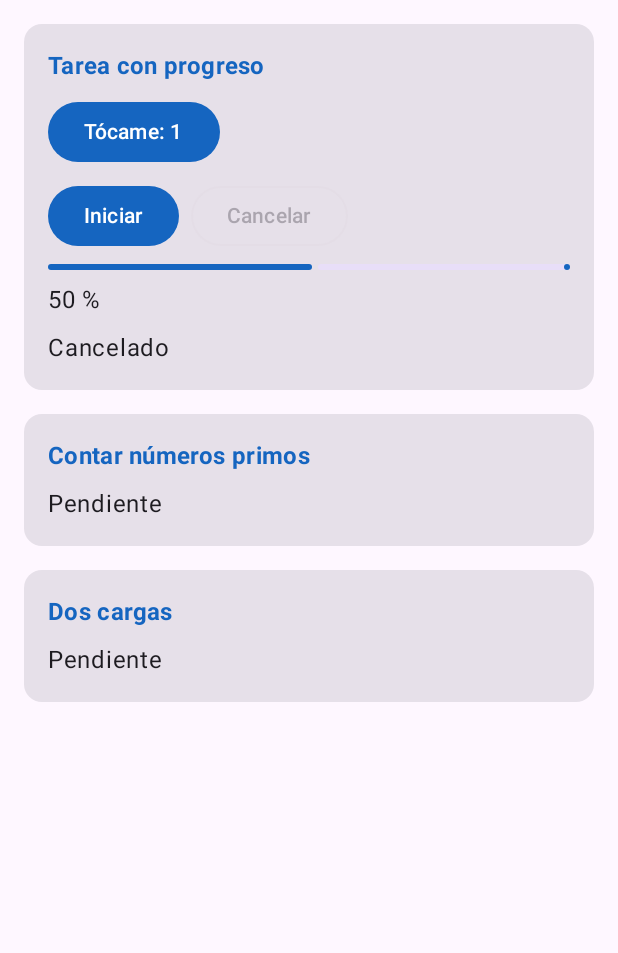
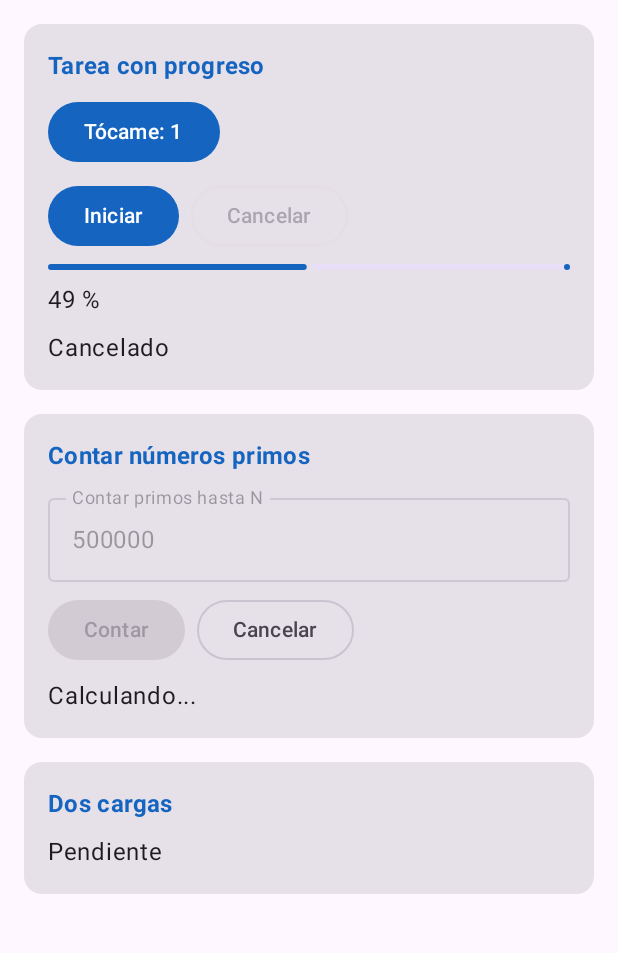
Before and after one commit to luiscucho-oss/CentroTareas-Cucho, an Android app built with Jetpack Compose: the screen it shows after launch (MainActivity), after a tap on an icon or button, on a phone screen of 412 x 824 dp, the part 96-1049 px from its top. Run offline under Robolectric (Android 15) with nearby library versions, the phone set to English and light mode, and no system bars; 3 other taps on this screen came first.

Commit message:
feat(primos): cuenta primos en Dispatchers.Default con cancelacion

```diff
--- a/app/src/main/java/com/tecsup/centrotareas/data/TareasRepositoryLocal.kt
+++ b/app/src/main/java/com/tecsup/centrotareas/data/TareasRepositoryLocal.kt
@@ -1,6 +1,9 @@
 package com.tecsup.centrotareas.data
 
+import kotlinx.coroutines.Dispatchers
 import kotlinx.coroutines.delay
+import kotlinx.coroutines.ensureActive
+import kotlinx.coroutines.withContext
 import java.io.IOException
 
 class TareasRepositoryLocal : TareasRepository {
@@ -16,8 +19,24 @@ class TareasRepositoryLocal : TareasRepository {
         return listOf("Pedido 101", "Pedido 102", "Pedido 103")
     }
 
-    override suspend fun contarPrimos(hasta: Int): Int {
-        // TODO Paso 5
-        return 0
+    // Paso 5: cálculo pesado en Dispatchers.Default (hilos pensados para CPU)
+    override suspend fun contarPrimos(hasta: Int): Int = withContext(Dispatchers.Default) {
+        var cantidad = 0
+        for (n in 2..hasta) {
+            ensureActive() // si cancelaron el Job, se detiene aquí
+            if (esPrimo(n)) cantidad++
+        }
+        cantidad
+    }
+
+    private fun esPrimo(n: Int): Boolean {
+        if (n < 2) return false
+        var d = 2
+        // d * d <= n en Long para evitar desbordes cerca de Int.MAX_VALUE
+        while (d.toLong() * d <= n) {
+            if (n % d == 0) return false
+            d++
+        }
+        return true
     }
 }
--- a/app/src/main/java/com/tecsup/centrotareas/ui/PantallaTareas.kt
+++ b/app/src/main/java/com/tecsup/centrotareas/ui/PantallaTareas.kt
@@ -1,5 +1,6 @@
 package com.tecsup.centrotareas.ui
 
+import androidx.compose.foundation.background
 import androidx.compose.foundation.layout.Arrangement
 import androidx.compose.foundation.layout.Column
 import androidx.compose.foundation.layout.ColumnScope
@@ -7,6 +8,8 @@ import androidx.compose.foundation.layout.fillMaxSize
 import androidx.compose.foundation.layout.fillMaxWidth
 import androidx.compose.foundation.layout.padding
 import androidx.compose.foundation.rememberScrollState
+import androidx.compose.foundation.shape.RoundedCornerShape
+import androidx.compose.foundation.text.KeyboardOptions
 import androidx.compose.foundation.verticalScroll
 import androidx.compose.foundation.layout.Row
 import androidx.compose.material3.Button
@@ -15,6 +18,7 @@ import androidx.compose.material3.ExperimentalMaterial3Api
 import androidx.compose.material3.LinearProgressIndicator
 import androidx.compose.material3.MaterialTheme
 import androidx.compose.material3.OutlinedButton
+import androidx.compose.material3.OutlinedTextField
 import androidx.compose.material3.Scaffold
 import androidx.compose.material3.Text
 import androidx.compose.material3.TopAppBar
@@ -22,12 +26,18 @@ import androidx.compose.material3.TopAppBarDefaults
 import androidx.compose.runtime.Composable
 import androidx.compose.runtime.getValue
 import androidx.compose.runtime.mutableIntStateOf
+import androidx.compose.runtime.mutableStateOf
 import androidx.compose.runtime.saveable.rememberSaveable
 import androidx.compose.runtime.setValue
 import androidx.lifecycle.compose.collectAsStateWithLifecycle
 import androidx.compose.ui.Modifier
+import androidx.compose.ui.graphics.Color
+import androidx.compose.ui.text.input.KeyboardType
 import androidx.compose.ui.text.font.FontWeight
 import androidx.compose.ui.unit.dp
+import com.tecsup.centrotareas.model.PrimosUi
+import com.tecsup.centrotareas.ui.theme.Verde
+import com.tecsup.centrotareas.ui.theme.VerdeClaro
 import com.tecsup.centrotareas.viewmodel.TareasViewModel
 
 @OptIn(ExperimentalMaterial3Api::class)
@@ -38,6 +48,8 @@ fun PantallaTareas(vm: TareasViewModel) {
     val corriendo by vm.corriendo.collectAsStateWithLifecycle()
     // Prueba de vida: si deja de sumar, la pantalla está congelada
     var toques by rememberSaveable { mutableIntStateOf(0) }
+    val primos by vm.primos.collectAsStateWithLifecycle()
+    var textoN by rememberSaveable { mutableStateOf("$N_POR_DEFECTO") }
 
     Scaffold(
         topBar = {
@@ -76,8 +88,37 @@ fun PantallaTareas(vm: TareasViewModel) {
                 Text(mensaje, style = MaterialTheme.typography.bodyLarge)
             }
             Tarjeta("Contar números primos") {
-                // TODO Paso 5: campo numérico, Contar, Cancelar y resultado
-                Text("Pendiente")
+                val calculando = primos is PrimosUi.Calculando
+                // Se ignoran textos no numéricos o menores que 2
+                val n = textoN.toIntOrNull()?.takeIf { it >= 2 }
+                OutlinedTextField(
+                    value = textoN,
+                    onValueChange = { textoN = it.filter(Char::isDigit).take(9) },
+                    label = { Text("Contar primos hasta N") },
+                    singleLine = true,
+                    enabled = !calculando,
+                    keyboardOptions = KeyboardOptions(keyboardType = KeyboardType.Number),
+                    modifier = Modifier.fillMaxWidth()
+                )
+                Row(horizontalArrangement = Arrangement.spacedBy(8.dp)) {
+                    Button(
+                        onClick = { n?.let(vm::contar) },
+                        enabled = !calculando && n != null
+                    ) { Text("Contar") }
+                    OutlinedButton(onClick = { vm.cancelarPrimos() }, enabled = calculando) {
+                        Text("Cancelar")
+                    }
+                }
+                when (val p = primos) {
+                    PrimosUi.Inicial -> Text("Escribe N y pulsa Contar")
+                    PrimosUi.Calculando -> Text("Calculando...")
+                    PrimosUi.Cancelado -> Text("Cancelado")
+                    is PrimosUi.Listo -> Recuadro(
+                        "Hay ${p.cantidad} números primos\nTiempo: ${p.milisegundos} ms",
+                        fondo = VerdeClaro,
+                        texto = Verde
+                    )
+                }
             }
             Tarjeta("Dos cargas") {
                 // TODO Pasos 6 y 7: Una por una, A la vez, error y Reintentar
@@ -104,3 +145,25 @@ private fun Tarjeta(titulo: String, contenido: @Composable ColumnScope.() -> Uni
         }
     }
 }
+
+// Ajustado para que el cálculo tarde entre 2 y 5 s en el emulador
+private const val N_POR_DEFECTO = 500_000
+
+@Composable
+private fun Recuadro(
+    mensaje: String,
+    fondo: Color,
+    texto: Color,
+    acciones: @Composable ColumnScope.() -> Unit = {}
+) {
+    Column(
+        modifier = Modifier
+            .fillMaxWidth()
+            .background(fondo, RoundedCornerShape(8.dp))
+            .padding(12.dp),
+        verticalArrangement = Arrangement.spacedBy(8.dp)
+    ) {
+        Text(mensaje, color = texto, fontWeight = FontWeight.Medium)
+        acciones()
+    }
+}
```
Also changed, not shown: app/src/main/java/com/tecsup/centrotareas/viewmodel/TareasViewModel.kt (+21 -1 lines), 1 other file.
